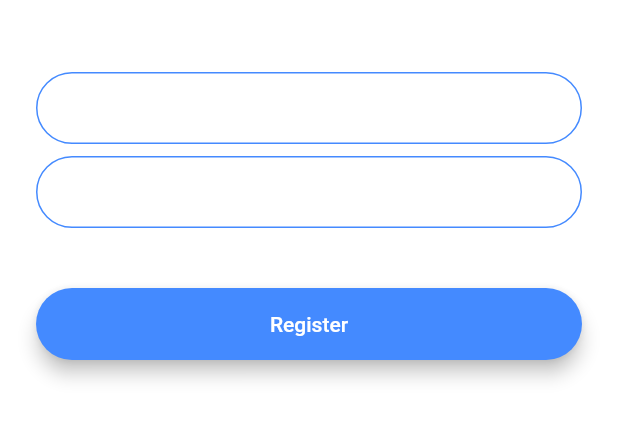
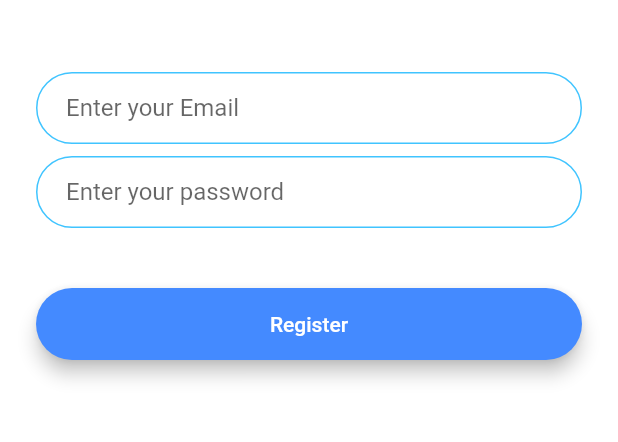
Before and after one commit to MohamedElkholy1993/FlaashChat_Flutter, a Flutter app: the screen it shows after launch, after a tap on "Register", on a phone screen of 412 x 824 dp, the part 576-1018 px from its top. Run offline on Flutter 3.47's test engine with Material 2 defaults, Android fonts, the phone set to English and light mode, and no system bars.

Commit message:
refactor the code

```diff
--- /dev/null
+++ b/lib/components/rounded_button.dart
@@ -0,0 +1,33 @@
+import 'package:flutter/material.dart';
+
+class RoundedButton extends StatelessWidget {
+  const RoundedButton({
+    this.color,
+    @required this.onTap,
+    this.text,
+  });
+  final Color color;
+  final Function onTap;
+  final String text;
+
+  @override
+  Widget build(BuildContext context) {
+    return Padding(
+      padding: EdgeInsets.symmetric(vertical: 16.0),
+      child: Material(
+        elevation: 5.0,
+        color: color,
+        borderRadius: BorderRadius.circular(30.0),
+        child: MaterialButton(
+          onPressed: onTap,
+          minWidth: 200.0,
+          height: 42.0,
+          child: Text(
+            text,
+            style: TextStyle(color: Colors.white),
+          ),
+        ),
+      ),
+    );
+  }
+}
--- a/lib/constants.dart
+++ b/lib/constants.dart
@@ -17,3 +17,19 @@ const kMessageContainerDecoration = BoxDecoration(
     top: BorderSide(color: Colors.lightBlueAccent, width: 2.0),
   ),
 );
+
+const kTextFieldDecoration = InputDecoration(
+  hintText: '',
+  contentPadding: EdgeInsets.symmetric(vertical: 10.0, horizontal: 20.0),
+  border: OutlineInputBorder(
+    borderRadius: BorderRadius.all(Radius.circular(32.0)),
+  ),
+  enabledBorder: OutlineInputBorder(
+    borderSide: BorderSide(color: Colors.lightBlueAccent, width: 1.0),
+    borderRadius: BorderRadius.all(Radius.circular(32.0)),
+  ),
+  focusedBorder: OutlineInputBorder(
+    borderSide: BorderSide(color: Colors.lightBlueAccent, width: 2.0),
+    borderRadius: BorderRadius.all(Radius.circular(32.0)),
+  ),
+);
--- a/lib/main.dart
+++ b/lib/main.dart
@@ -17,11 +17,6 @@ class FlashChat extends StatelessWidget {
         RegistrationScreen.id: (context) => RegistrationScreen(),
         ChatScreen.id: (context) => ChatScreen(),
       },
-      theme: ThemeData.dark().copyWith(
-        textTheme: TextTheme(
-          body1: TextStyle(color: Colors.black54),
-        ),
-      ),
       // home: WelcomeScreen(),
     );
   }
--- a/lib/screens/registration_screen.dart
+++ b/lib/screens/registration_screen.dart
@@ -1,4 +1,6 @@
 import 'package:flutter/material.dart';
+import 'package:flash_chat/components/rounded_button.dart';
+import 'package:flash_chat/constants.dart';
 
 class RegistrationScreen extends StatefulWidget {
   static const String id = 'registration_screen' ;
@@ -31,22 +33,7 @@ class _RegistrationScreenState extends State<RegistrationScreen> {
               onChanged: (value) {
                 //Do something with the user input.
               },
-              decoration: InputDecoration(
-                hintText: 'Enter your email',
-                contentPadding:
-                    EdgeInsets.symmetric(vertical: 10.0, horizontal: 20.0),
-                border: OutlineInputBorder(
-                  borderRadius: BorderRadius.all(Radius.circular(32.0)),
-                ),
-                enabledBorder: OutlineInputBorder(
-                  borderSide: BorderSide(color: Colors.blueAccent, width: 1.0),
-                  borderRadius: BorderRadius.all(Radius.circular(32.0)),
-                ),
-                focusedBorder: OutlineInputBorder(
-                  borderSide: BorderSide(color: Colors.blueAccent, width: 2.0),
-                  borderRadius: BorderRadius.all(Radius.circular(32.0)),
-                ),
-              ),
+              decoration: kTextFieldDecoration.copyWith(hintText: 'Enter your Email'),
             ),
             SizedBox(
               height: 8.0,
@@ -55,44 +42,17 @@ class _RegistrationScreenState extends State<RegistrationScreen> {
               onChanged: (value) {
                 //Do something with the user input.
               },
-              decoration: InputDecoration(
-                hintText: 'Enter your password',
-                contentPadding:
-                    EdgeInsets.symmetric(vertical: 10.0, horizontal: 20.0),
-                border: OutlineInputBorder(
-                  borderRadius: BorderRadius.all(Radius.circular(32.0)),
-                ),
-                enabledBorder: OutlineInputBorder(
-                  borderSide: BorderSide(color: Colors.blueAccent, width: 1.0),
-                  borderRadius: BorderRadius.all(Radius.circular(32.0)),
-                ),
-                focusedBorder: OutlineInputBorder(
-                  borderSide: BorderSide(color: Colors.blueAccent, width: 2.0),
-                  borderRadius: BorderRadius.all(Radius.circular(32.0)),
-                ),
-              ),
+              decoration: kTextFieldDecoration.copyWith(hintText: 'Enter your password'),
             ),
             SizedBox(
               height: 24.0,
             ),
-            Padding(
-              padding: EdgeInsets.symmetric(vertical: 16.0),
-              child: Material(
-                color: Colors.blueAccent,
-                borderRadius: BorderRadius.all(Radius.circular(30.0)),
-                elevation: 5.0,
-                child: MaterialButton(
-                  onPressed: () {
-                    //Implement registration functionality.
-                  },
-                  minWidth: 200.0,
-                  height: 42.0,
-                  child: Text(
-                    'Register',
-                    style: TextStyle(color: Colors.white),
-                  ),
-                ),
-              ),
+            RoundedButton(
+              color: Colors.blueAccent,
+              text: 'Register',
+              onTap: () {
+                //Implement registration functionality.
+              },
             ),
           ],
         ),
--- a/lib/screens/welcome_screen.dart
+++ b/lib/screens/welcome_screen.dart
@@ -1,28 +1,40 @@
 import 'package:flash_chat/screens/login_screen.dart';
 import 'package:flash_chat/screens/registration_screen.dart';
 import 'package:flutter/material.dart';
+import 'package:flash_chat/components/rounded_button.dart';
+
 
 class WelcomeScreen extends StatefulWidget {
-  static const String id = 'welcome_screen' ;
+  static const String id = 'welcome_screen';
   @override
   _WelcomeScreenState createState() => _WelcomeScreenState();
 }
 
-class _WelcomeScreenState extends State<WelcomeScreen> with SingleTickerProviderStateMixin{
-
-  AnimationController controller ;
+class _WelcomeScreenState extends State<WelcomeScreen>
+    with SingleTickerProviderStateMixin {
+  AnimationController controller;
   Animation animation;
 
   @override
   void initState() {
     super.initState();
 
-    controller = AnimationController(duration: Duration(seconds: 1), vsync: this);
-    animation = ColorTween(begin: Colors.blueGrey, end: Colors.white).animate(controller);
+    controller =
+        AnimationController(duration: Duration(seconds: 1), vsync: this);
+    animation = ColorTween(begin: Colors.blueGrey, end: Colors.white)
+        .animate(controller);
 
     controller.forward();
 
-    controller.addListener(() { setState((){}); });
+    controller.addListener(() {
+      setState(() {});
+    });
+  }
+
+  @override
+  void dispose() {
+    controller.dispose();
+    super.dispose();
   }
 
   @override
@@ -56,41 +68,19 @@ class _WelcomeScreenState extends State<WelcomeScreen> with SingleTickerProvider
             SizedBox(
               height: 48.0,
             ),
-            Padding(
-              padding: EdgeInsets.symmetric(vertical: 16.0),
-              child: Material(
-                elevation: 5.0,
+            RoundedButton(
               color: Colors.lightBlueAccent,
-                borderRadius: BorderRadius.circular(30.0),
-                child: MaterialButton(
-                  onPressed: () {
+              text: 'Log In',
+              onTap: () {
                 Navigator.pushNamed(context, LoginScreen.id);
               },
-                  minWidth: 200.0,
-                  height: 42.0,
-                  child: Text(
-                    'Log In',
             ),
-                ),
-              ),
-            ),
-            Padding(
-              padding: EdgeInsets.symmetric(vertical: 16.0),
-              child: Material(
+            RoundedButton(
               color: Colors.blueAccent,
-                borderRadius: BorderRadius.circular(30.0),
-                elevation: 5.0,
-                child: MaterialButton(
-                  onPressed: () {
+              text: 'Register',
+              onTap: () {
                 Navigator.pushNamed(context, RegistrationScreen.id);
               },
-                  minWidth: 200.0,
-                  height: 42.0,
-                  child: Text(
-                    'Register',
-                  ),
-                ),
-              ),
             ),
           ],
         ),
```
Also changed, not shown: lib/screens/login_screen.dart (+11 -54 lines). Lines whose indentation alone changed are shown as unchanged.
